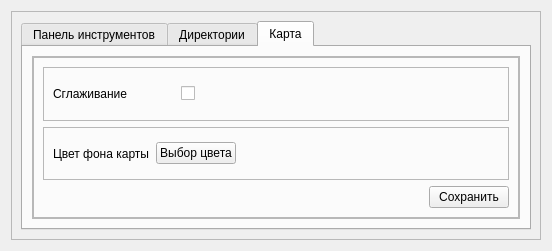
Qt form src/lipsettingsform.ui (Doggerr111/VRSA) before a commit.
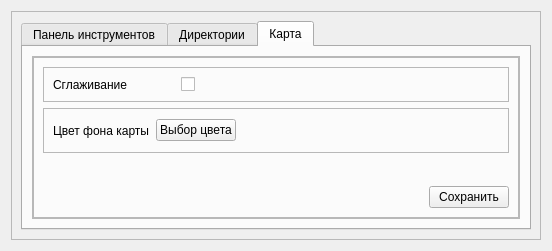
The same form after that commit. The open tabs and pages were chosen to show the change. Icons and pictures are not drawn. Custom widgets are drawn as their Qt base class.

Patch:
```diff
--- a/src/lipsettingsform.ui
+++ b/src/lipsettingsform.ui
@@ -372,6 +372,19 @@
                   </layout>
                  </widget>
                 </item>
+                <item>
+                 <spacer name="verticalSpacer_2">
+                  <property name="orientation">
+                   <enum>Qt::Vertical</enum>
+                  </property>
+                  <property name="sizeHint" stdset="0">
+                   <size>
+                    <width>20</width>
+                    <height>40</height>
+                   </size>
+                  </property>
+                 </spacer>
+                </item>
                 <item alignment="Qt::AlignRight">
                  <widget class="QPushButton" name="pushButtonMapSettingSave">
                   <property name="text">
```
Left out of the diff: 2 changed lines with no effect on the pictures.
